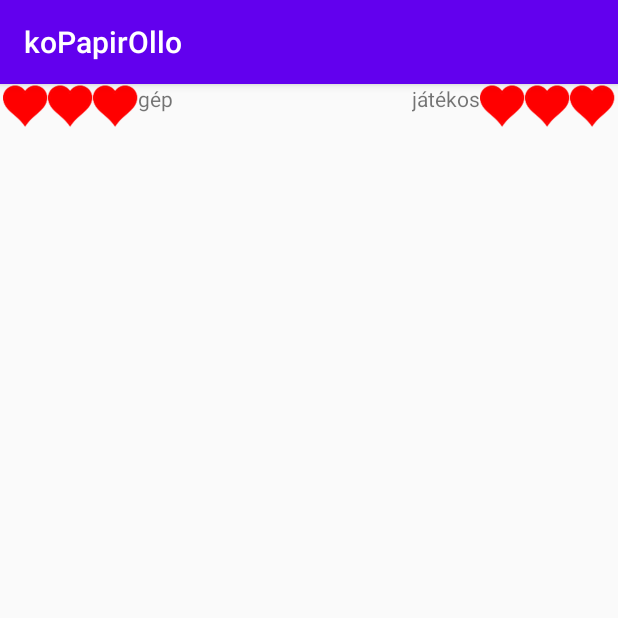
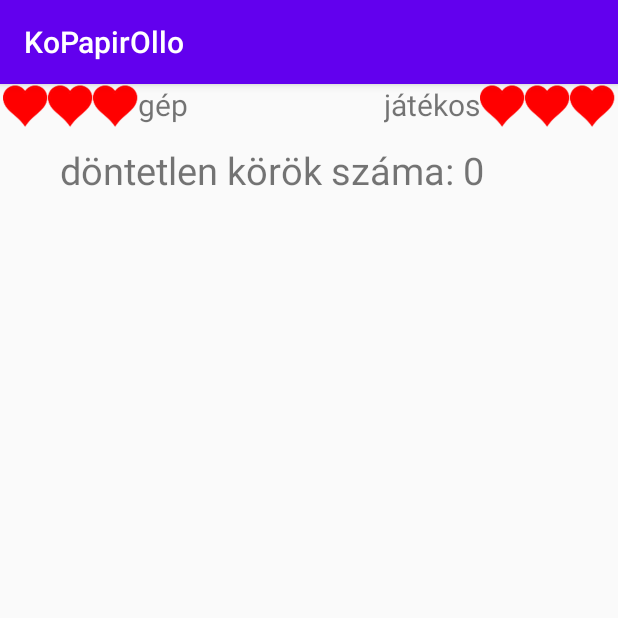
Before and after one commit to marci1999/koPapirOllo, an Android app: the screen it shows after launch (MainActivity), on a phone screen of 412 x 824 dp, the top half of it. Run offline under Robolectric (Android 15) with nearby library versions, the phone set to English and light mode, and no system bars.

Commit message:
döntetlen kör számláló

```diff
--- a/app/src/main/AndroidManifest.xml
+++ b/app/src/main/AndroidManifest.xml
@@ -9,7 +9,8 @@
         android:roundIcon="@mipmap/ic_launcher_round"
         android:supportsRtl="true"
         android:theme="@style/Theme.KoPapirOllo">
-        <activity android:name=".MainActivity">
+        <activity android:name=".MainActivity"
+            android:screenOrientation="portrait">
             <intent-filter>
                 <action android:name="android.intent.action.MAIN" />
 
--- a/app/src/main/res/layout/activity_main.xml
+++ b/app/src/main/res/layout/activity_main.xml
@@ -48,7 +48,8 @@
             app:layout_constraintBottom_toBottomOf="parent"
             app:layout_constraintLeft_toLeftOf="parent"
             app:layout_constraintRight_toRightOf="parent"
-            app:layout_constraintTop_toTopOf="parent" />
+            app:layout_constraintTop_toTopOf="parent"
+            android:textSize="20dp"/>
     </LinearLayout>
 
     <LinearLayout
@@ -65,7 +66,8 @@
             app:layout_constraintBottom_toBottomOf="parent"
             app:layout_constraintLeft_toLeftOf="parent"
             app:layout_constraintRight_toRightOf="parent"
-            app:layout_constraintTop_toTopOf="parent" />
+            app:layout_constraintTop_toTopOf="parent"
+            android:textSize="20dp"/>
         <ImageView
             android:layout_width="30dp"
             android:layout_height="30dp"
@@ -95,5 +97,21 @@
         </LinearLayout>
     </LinearLayout>
 
+    <LinearLayout
+        android:layout_width="1200dp"
+        android:layout_height="750dp"
+        android:paddingTop="40dp"
+        android:paddingLeft="40dp">
+        <TextView
+            android:layout_width="wrap_content"
+            android:layout_height="wrap_content"
+            android:text="döntetlen körök száma: 0"
+            android:id="@+id/dontetlenKorok"
+            android:textSize="25dp"/>
+    </LinearLayout>
+
+
+
+
 
 </RelativeLayout>
--- a/app/src/main/res/values/strings.xml
+++ b/app/src/main/res/values/strings.xml
@@ -1,3 +1,3 @@
 <resources>
-    <string name="app_name">koPapirOllo</string>
+    <string name="app_name">KoPapirOllo</string>
 </resources>
```
